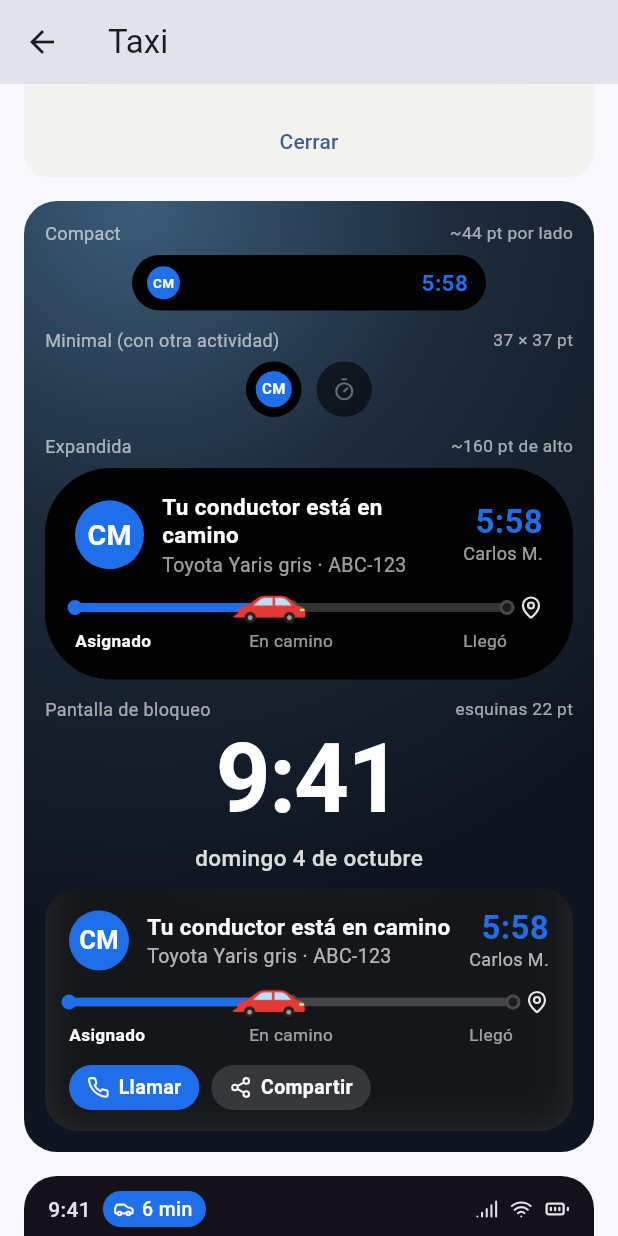
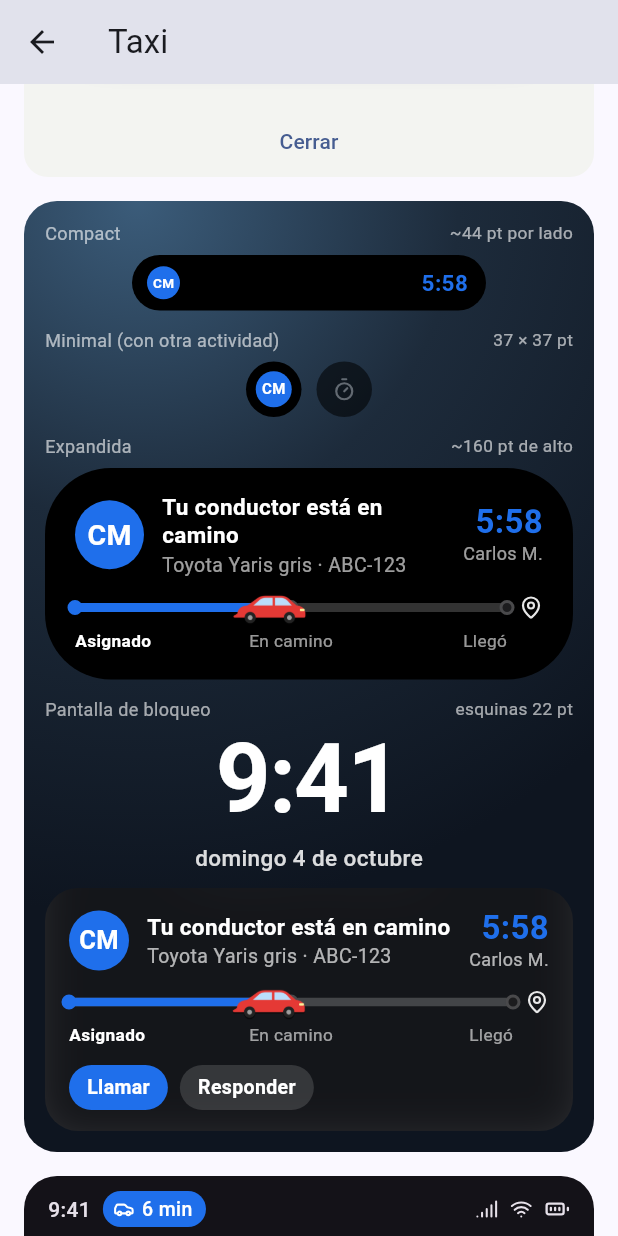
Before and after one commit to VMichael1999/live_island, a Flutter app: the PresetScreen screen opened directly with sample values from the repository, scrolled down 576 dp, on a phone screen of 412 x 824 dp. Run offline on Flutter 3.47's test engine with Material 3 defaults, Android fonts, the phone set to English and light mode, and no system bars; our stand-ins replace path_drawing.

Commit message:
feat(ejemplo): Taxi con botón Responder y lista de respuestas

```diff
--- a/example/lib/catalog.dart
+++ b/example/lib/catalog.dart
@@ -29,6 +29,16 @@ final catalog = <CatalogEntry>[
     (a, b) => TripPreset(
       accent: _a(a, const TripPreset().accent),
       lockBackground: b ?? LiveBackground.system,
+      // El segundo botón es una respuesta en línea (Android): abre un cuadro de
+      // texto y lo escrito llega a `LiveIsland.onReply`.
+      buttons: [
+        LiveButton(id: 'llamar', label: 'Llamar'),
+        LiveButton.reply(
+          id: 'responder',
+          label: 'Responder',
+          hint: 'Escribe al conductor',
+        ),
+      ],
     ),
   ),
   CatalogEntry(
--- a/example/lib/model.dart
+++ b/example/lib/model.dart
@@ -14,6 +14,9 @@ class ExampleModel extends ChangeNotifier {
   Map<String, Object?> state = const {};
   String status = 'Sin actividad';
   final List<String> tokens = [];
+
+  /// Respuestas escritas en la notificación (Android), la última al final.
+  final List<String> replies = [];
   final List<StreamSubscription<Object?>> _subs = [];
 
   /// Inicia el modelo: escucha botones, tokens y push, y registra los diseños.
@@ -21,6 +24,13 @@ class ExampleModel extends ChangeNotifier {
     // Un botón de la actividad (pantalla de bloqueo o notificación) llega aquí,
     // también si la app estaba cerrada.
     _subs.add(LiveIsland.onAction(_onAction));
+    // Lo que el usuario escribe en un botón de respuesta en línea (Android).
+    _subs.add(
+      LiveIsland.onReply((id, text) {
+        replies.add('$id: $text');
+        _setStatus('Respuesta: «$text»');
+      }),
+    );
     // Tokens de push de iOS (para enviarlos a tu servidor).
     _subs.add(
       LiveIsland.pushTokens.listen((t) {
@@ -208,6 +218,10 @@ class ExampleModel extends ChangeNotifier {
 
   /// Qué hace cada botón de los ejemplos. El id es el de `LiveButton(id: ...)`.
   Future<void> _onAction(String id) async {
+    // En iOS un botón de respuesta llega aquí, sin texto: la app lo pide ella.
+    if (id == 'responder') {
+      return _setStatus('Responder (iOS): pide el texto en la app');
+    }
     if (id == 'terminar') return end();
     final changes = switch (id) {
       'mas_15_min' => <String, Object?>{
--- a/example/lib/preset_screen.dart
+++ b/example/lib/preset_screen.dart
@@ -128,6 +128,8 @@ class _PresetScreenState extends State<PresetScreen> {
             ),
             for (final t in model.tokens)
               Text(t, style: Theme.of(context).textTheme.bodySmall),
+            for (final r in model.replies)
+              Text('✉ $r', style: Theme.of(context).textTheme.bodyMedium),
             const SizedBox(height: 16),
             _MorphDemo(
               config: LivePreviewConfig(
```
